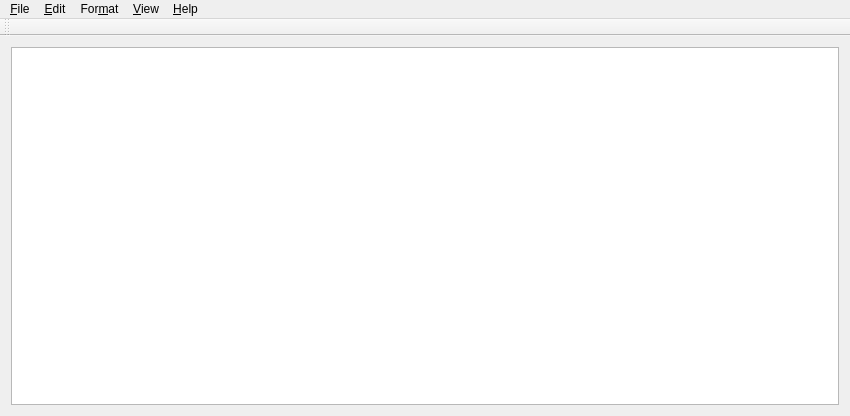
Above: mainwindow.ui from VovaHorodechnyy/custom-text-edit before the change. Below: the same form after it.
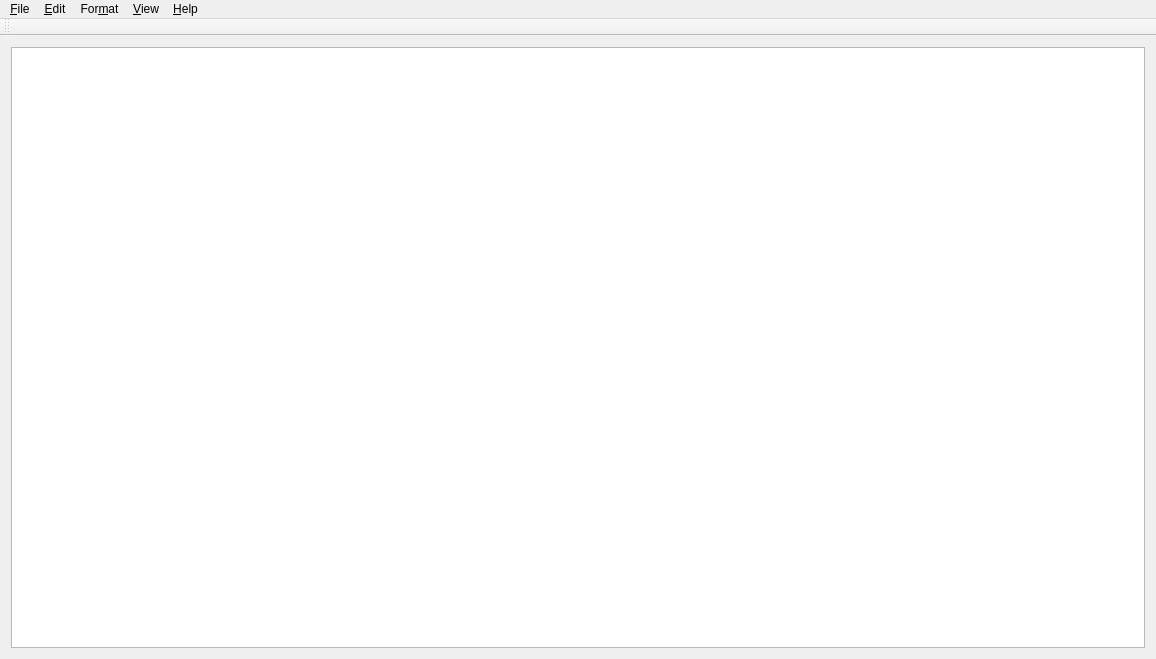
That is the form after the change.

```diff
--- a/mainwindow.ui
+++ b/mainwindow.ui
@@ -6,8 +6,8 @@
    <rect>
     <x>0</x>
     <y>0</y>
-    <width>850</width>
-    <height>416</height>
+    <width>1156</width>
+    <height>659</height>
    </rect>
   </property>
   <property name="windowTitle">
@@ -25,7 +25,7 @@
     <rect>
      <x>0</x>
      <y>0</y>
-     <width>850</width>
+     <width>1156</width>
      <height>21</height>
     </rect>
    </property>
@@ -78,7 +78,7 @@
     <enum>TopToolBarArea</enum>
    </attribute>
    <attribute name="toolBarBreak">
-    <bool>true</bool>
+    <bool>false</bool>
    </attribute>
   </widget>
   <action name="actionNew">
```
Left out of the diff: 153 changed lines with no effect on the pictures.
